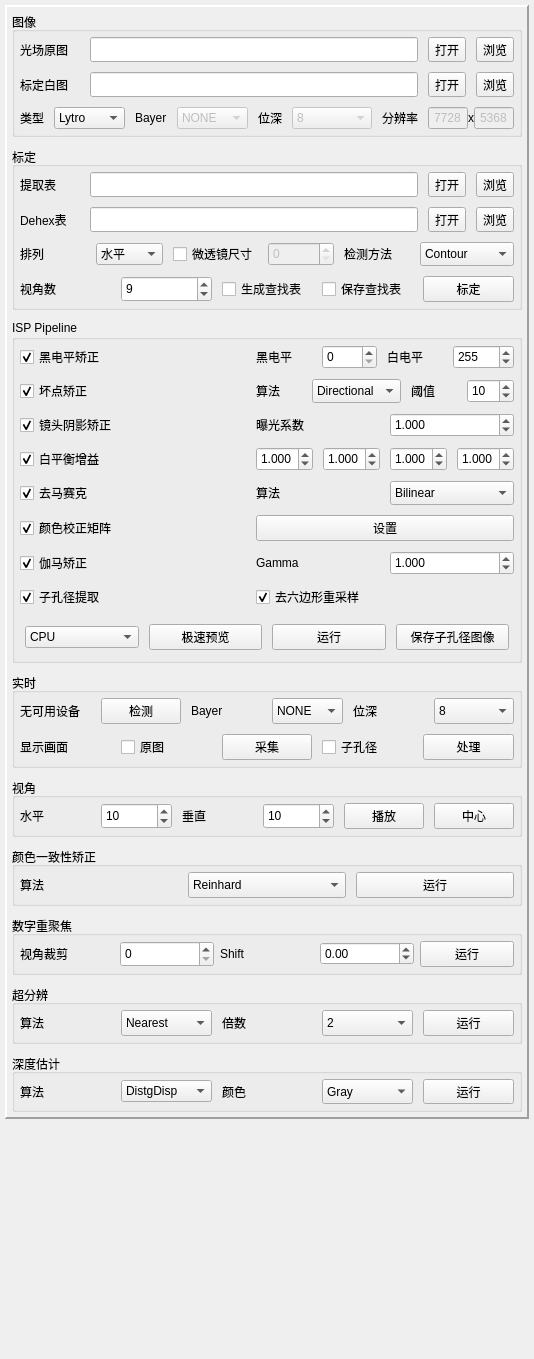
The window that ui/widgetcontrol.ui (632-8nm/LightFieldLab) describes before a commit, drawn with Qt 5.
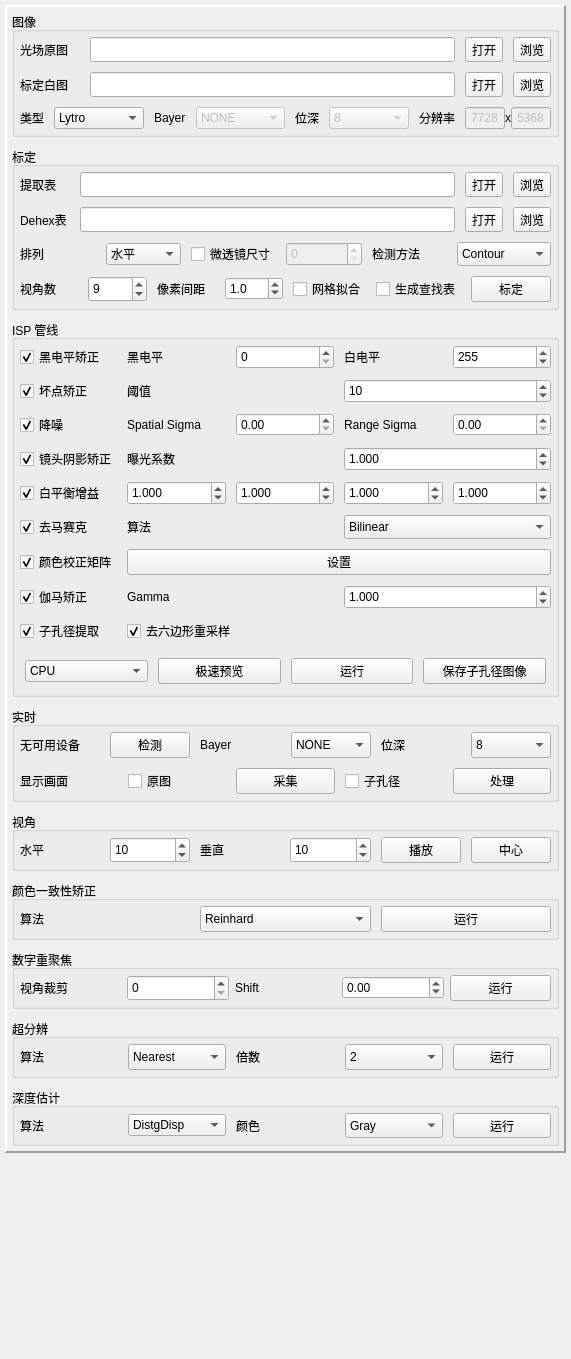
The same window after the commit.

Commit message:
feat: 重构微透镜标定核心算法并优化数据处理全链路
- 代码规范：更新 .clang-format 配置，行宽限制增至 120 并保持 Tab 缩进
- 算法重构：
  - CentroidsSort：移除 NaN，统一用 (-1,-1) 标记无效点，新增矩阵输出接口
  - HexGridFitter：适配 cv::Mat 接口，引入 RANSAC 鲁棒拟合并修正六边形偏移方向
- 标定优化：LFCalibrate 支持 space 参数与跳过拟合，优化 Extract/Dehex 映射生成
- 功能增强：
  - ColorMatcher：适配单通道图像，修复 Reinhard 算法数值截断逻辑
  - 系统模块：新增 nr.cu 降噪模块与 SaveSAI 接口，修复 LFCapture 相机打开逻辑

Diff of the .ui file:
```diff
--- a/ui/widgetcontrol.ui
+++ b/ui/widgetcontrol.ui
@@ -9,7 +9,7 @@
    <rect>
     <x>0</x>
     <y>0</y>
-    <width>534</width>
+    <width>571</width>
     <height>1359</height>
    </rect>
   </property>
@@ -536,7 +536,7 @@
           <number>5</number>
          </property>
          <item>
-          <layout class="QGridLayout" name="gridLayoutCali">
+          <layout class="QGridLayout" name="gridLayoutCali" columnstretch="0,1,0,0">
            <property name="leftMargin">
             <number>0</number>
            </property>
@@ -797,7 +797,7 @@
             <number>0</number>
            </property>
            <item>
-            <widget class="QLabel" name="label">
+            <widget class="QLabel" name="labelLUTViews">
              <property name="sizePolicy">
               <sizepolicy hsizetype="Minimum" vsizetype="Minimum">
                <horstretch>0</horstretch>
@@ -825,6 +825,42 @@
              </property>
             </widget>
            </item>
+           <item>
+            <widget class="QLabel" name="labelSpace">
+             <property name="text">
+              <string>像素间距</string>
+             </property>
+            </widget>
+           </item>
+           <item>
+            <widget class="QDoubleSpinBox" name="doubleSpinBoxSpace">
+             <property name="decimals">
+              <number>1</number>
+             </property>
+             <property name="maximum">
+              <double>5.000000000000000</double>
+             </property>
+             <property name="singleStep">
+              <double>0.100000000000000</double>
+             </property>
+             <property name="value">
+              <double>1.000000000000000</double>
+             </property>
+            </widget>
+           </item>
+           <item>
+            <widget class="QCheckBox" name="checkBoxHexGridFit">
+             <property name="sizePolicy">
+              <sizepolicy hsizetype="Minimum" vsizetype="Minimum">
+               <horstretch>0</horstretch>
+               <verstretch>0</verstretch>
+              </sizepolicy>
+             </property>
+             <property name="text">
+              <string>网格拟合</string>
+             </property>
+            </widget>
+           </item>
            <item>
             <widget class="QCheckBox" name="checkBoxGenLUT">
              <property name="text">
@@ -832,19 +868,6 @@
              </property>
             </widget>
            </item>
-           <item>
-            <widget class="QCheckBox" name="checkBoxSaveLUT">
-             <property name="sizePolicy">
-              <sizepolicy hsizetype="Minimum" vsizetype="Minimum">
-               <horstretch>0</horstretch>
-               <verstretch>0</verstretch>
-              </sizepolicy>
-             </property>
-             <property name="text">
-              <string>保存查找表</string>
-             </property>
-            </widget>
-           </item>
            <item>
             <widget class="QPushButton" name="btnCalibrate">
              <property name="sizePolicy">
@@ -872,7 +895,7 @@
          </sizepolicy>
         </property>
         <property name="title">
-         <string>ISP Pipeline</string>
+         <string>ISP 管线</string>
         </property>
         <layout class="QVBoxLayout" name="verticalLayoutProc">
          <property name="spacing">
@@ -891,7 +914,7 @@
           <number>5</number>
          </property>
          <item>
-          <layout class="QGridLayout" name="gridLayout" columnstretch="0,0" columnminimumwidth="0,0">
+          <layout class="QGridLayout" name="gridLayout" columnstretch="0,1" columnminimumwidth="0,0">
            <property name="sizeConstraint">
             <enum>QLayout::SizeConstraint::SetMinAndMaxSize</enum>
            </property>
@@ -907,81 +930,17 @@
            <property name="bottomMargin">
             <number>0</number>
            </property>
-           <item row="6" column="1">
-            <layout class="QHBoxLayout" name="horizontalLayoutGamma">
-             <item>
-              <widget class="QLabel" name="labelGamma">
-               <property name="sizePolicy">
-                <sizepolicy hsizetype="Minimum" vsizetype="Minimum">
-                 <horstretch>0</horstretch>
-                 <verstretch>0</verstretch>
-                </sizepolicy>
-               </property>
-               <property name="text">
-                <string>Gamma</string>
-               </property>
-               <property name="alignment">
-                <set>Qt::AlignmentFlag::AlignLeading|Qt::AlignmentFlag::AlignLeft|Qt::AlignmentFlag::AlignVCenter</set>
-               </property>
-              </widget>
-             </item>
-             <item>
-              <widget class="QDoubleSpinBox" name="doubleSpinBoxGamma">
-               <property name="sizePolicy">
-                <sizepolicy hsizetype="Minimum" vsizetype="Minimum">
-                 <horstretch>0</horstretch>
-                 <verstretch>0</verstretch>
-                </sizepolicy>
-               </property>
-               <property name="decimals">
-                <number>3</number>
-               </property>
-               <property name="maximum">
-                <double>10.000000000000000</double>
-               </property>
-               <property name="singleStep">
-                <double>0.001000000000000</double>
-               </property>
-               <property name="value">
-                <double>1.000000000000000</double>
-               </property>
-              </widget>
-             </item>
-            </layout>
-           </item>
-           <item row="5" column="0">
-            <widget class="QCheckBox" name="checkBoxCCM">
-             <property name="sizePolicy">
-              <sizepolicy hsizetype="Minimum" vsizetype="Minimum">
-               <horstretch>0</horstretch>
-               <verstretch>0</verstretch>
-              </sizepolicy>
-             </property>
+           <item row="2" column="0">
+            <widget class="QCheckBox" name="checkBoxNR">
              <property name="text">
-              <string>颜色校正矩阵</string>
+              <string>降噪</string>
              </property>
              <property name="checked">
               <bool>true</bool>
              </property>
             </widget>
            </item>
-           <item row="1" column="0">
-            <widget class="QCheckBox" name="checkBoxDPC">
-             <property name="sizePolicy">
-              <sizepolicy hsizetype="Minimum" vsizetype="Minimum">
-               <horstretch>0</horstretch>
-               <verstretch>0</verstretch>
-              </sizepolicy>
-             </property>
-             <property name="text">
-              <string>坏点矫正</string>
-             </property>
-             <property name="checked">
-              <bool>true</bool>
-             </property>
-            </widget>
-           </item>
-           <item row="3" column="1">
+           <item row="4" column="1">
             <layout class="QHBoxLayout" name="horizontalLayoutWB">
              <item>
               <widget class="QDoubleSpinBox" name="doubleSpinBoxGain0">
@@ -1073,144 +1032,7 @@
              </item>
             </layout>
            </item>
-           <item row="0" column="0">
-            <widget class="QCheckBox" name="checkBoxBLC">
-             <property name="sizePolicy">
-              <sizepolicy hsizetype="Minimum" vsizetype="Minimum">
-               <horstretch>0</horstretch>
-               <verstretch>0</verstretch>
-              </sizepolicy>
-             </property>
-             <property name="text">
-              <string>黑电平矫正</string>
-             </property>
-             <property name="checked">
-              <bool>true</bool>
-             </property>
-            </widget>
-           </item>
-           <item row="0" column="1">
-            <layout class="QHBoxLayout" name="horizontalLayoutBLC">
-             <item>
-              <widget class="QLabel" name="labelBL">
-               <property name="sizePolicy">
-                <sizepolicy hsizetype="Minimum" vsizetype="Minimum">
-                 <horstretch>0</horstretch>
-                 <verstretch>0</verstretch>
-                </sizepolicy>
-               </property>
-               <property name="text">
-                <string>黑电平</string>
-               </property>
-               <property name="alignment">
-                <set>Qt::AlignmentFlag::AlignLeading|Qt::AlignmentFlag::AlignLeft|Qt::AlignmentFlag::AlignVCenter</set>
-               </property>
-              </widget>
-             </item>
-             <item>
-              <widget class="QSpinBox" name="spinBoxBL">
-               <property name="sizePolicy">
-                <sizepolicy hsizetype="Minimum" vsizetype="Minimum">
-                 <horstretch>0</horstretch>
-                 <verstretch>0</verstretch>
-                </sizepolicy>
-               </property>
-               <property name="maximumSize">
-                <size>
-                 <width>16777215</width>
-                 <height>16777215</height>
-                </size>
-               </property>
-              </widget>
-             </item>
-             <item>
-              <widget class="QLabel" name="labelWL">
-               <property name="sizePolicy">
-                <sizepolicy hsizetype="Minimum" vsizetype="Minimum">
-                 <horstretch>0</horstretch>
-                 <verstretch>0</verstretch>
-                </sizepolicy>
-               </property>
-               <property name="text">
-                <string>白电平</string>
-               </property>
-               <property name="alignment">
-                <set>Qt::AlignmentFlag::AlignLeading|Qt::AlignmentFlag::AlignLeft|Qt::AlignmentFlag::AlignVCenter</set>
-               </property>
-              </widget>
-             </item>
-             <item>
-              <widget class="QSpinBox" name="spinBoxWL">
-               <property name="sizePolicy">
-                <sizepolicy hsizetype="Minimum" vsizetype="Minimum">
-                 <horstretch>0</horstretch>
-                 <verstretch>0</verstretch>
-                </sizepolicy>
-               </property>
-               <property name="maximum">
-                <number>65535</number>
-               </property>
-               <property name="value">
-                <number>255</number>
-               </property>
-              </widget>
-             </item>
-            </layout>
-           </item>
-           <item row="6" column="0">
-            <widget class="QCheckBox" name="checkBoxGamma">
-             <property name="sizePolicy">
-              <sizepolicy hsizetype="Minimum" vsizetype="Minimum">
-               <horstretch>0</horstretch>
-               <verstretch>0</verstretch>
-              </sizepolicy>
-             </property>
-             <property name="text">
-              <string>伽马矫正</string>
-             </property>
-             <property name="checked">
-              <bool>true</bool>
-             </property>
-            </widget>
-           </item>
            <item row="4" column="0">
-            <widget class="QCheckBox" name="checkBoxDemosaic">
-             <property name="sizePolicy">
-              <sizepolicy hsizetype="Minimum" vsizetype="Minimum">
-               <horstretch>0</horstretch>
-               <verstretch>0</verstretch>
-              </sizepolicy>
-             </property>
-             <property name="font">
-              <font>
-               <bold>false</bold>
-              </font>
-             </property>
-             <property name="text">
-              <string>去马赛克</string>
-             </property>
-             <property name="checked">
-              <bool>true</bool>
-             </property>
-            </widget>
-           </item>
-           <item row="2" column="0">
-            <widget class="QCheckBox" name="checkBoxLSC">
-             <property name="sizePolicy">
-              <sizepolicy hsizetype="Minimum" vsizetype="Minimum">
-               <horstretch>0</horstretch>
-               <verstretch>0</verstretch>
-              </sizepolicy>
-             </property>
-             <property name="text">
-              <string>镜头阴影矫正</string>
-             </property>
-             <property name="checked">
-              <bool>true</bool>
-             </property>
-            </widget>
-           </item>
-           <item row="3" column="0">
             <widget class="QCheckBox" name="checkBoxWB">
              <property name="sizePolicy">
               <sizepolicy hsizetype="Minimum" vsizetype="Minimum">
@@ -1226,70 +1048,7 @@
              </property>
             </widget>
            </item>
-           <item row="2" column="1">
-            <layout class="QHBoxLayout" name="horizontalLayoutLSC">
-             <item>
-              <widget class="QLabel" name="labelExp">
-               <property name="sizePolicy">
-                <sizepolicy hsizetype="Minimum" vsizetype="Minimum">
-                 <horstretch>0</horstretch>
-                 <verstretch>0</verstretch>
-                </sizepolicy>
-               </property>
-               <property name="text">
-                <string>曝光系数</string>
-               </property>
-               <property name="alignment">
-                <set>Qt::AlignmentFlag::AlignLeading|Qt::AlignmentFlag::AlignLeft|Qt::AlignmentFlag::AlignVCenter</set>
-               </property>
-              </widget>
-             </item>
-             <item>
-              <widget class="QDoubleSpinBox" name="doubleSpinBoxExpo">
-               <property name="sizePolicy">
-                <sizepolicy hsizetype="Minimum" vsizetype="Minimum">
-                 <horstretch>0</horstretch>
-                 <verstretch>0</verstretch>
-                </sizepolicy>
-               </property>
-               <property name="decimals">
-                <number>3</number>
-               </property>
-               <property name="maximum">
-                <double>5.000000000000000</double>
-               </property>
-               <property name="singleStep">
-                <double>0.001000000000000</double>
-               </property>
-               <property name="value">
-                <double>1.000000000000000</double>
-               </property>
-              </widget>
-             </item>
-            </layout>
-           </item>
-           <item row="7" column="0">
-            <widget class="QCheckBox" name="checkBoxExtract">
-             <property name="sizePolicy">
-              <sizepolicy hsizetype="Minimum" vsizetype="Minimum">
-               <horstretch>0</horstretch>
-               <verstretch>0</verstretch>
-              </sizepolicy>
-             </property>
-             <property name="font">
-              <font>
-               <bold>false</bold>
-              </font>
-             </property>
-             <property name="text">
-              <string>子孔径提取</string>
-             </property>
-             <property name="checked">
-              <bool>true</bool>
-             </property>
-            </widget>
-           </item>
-           <item row="5" column="1">
+           <item row="6" column="1">
             <layout class="QHBoxLayout" name="horizontalLayoutCCM">
              <item>
               <widget class="QPushButton" name="btnSetCCM">
@@ -1306,7 +1065,139 @@
              </item>
             </layout>
            </item>
-           <item row="7" column="1">
+           <item row="1" column="1">
+            <layout class="QHBoxLayout" name="horizontalLayout">
+             <item>
+              <widget class="QLabel" name="labelDPCThreshold">
+               <property name="sizePolicy">
+                <sizepolicy hsizetype="Minimum" vsizetype="Minimum">
+                 <horstretch>0</horstretch>
+                 <verstretch>0</verstretch>
+                </sizepolicy>
+               </property>
+               <property name="text">
+                <string>阈值</string>
+               </property>
+               <property name="alignment">
+                <set>Qt::AlignmentFlag::AlignLeading|Qt::AlignmentFlag::AlignLeft|Qt::AlignmentFlag::AlignVCenter</set>
+               </property>
+              </widget>
+             </item>
+             <item>
+              <widget class="QSpinBox" name="spinBoxThreshold">
+               <property name="sizePolicy">
+                <sizepolicy hsizetype="Minimum" vsizetype="Minimum">
+                 <horstretch>0</horstretch>
+                 <verstretch>0</verstretch>
+                </sizepolicy>
+               </property>
+               <property name="maximumSize">
+                <size>
+                 <width>16777215</width>
+                 <height>16777215</height>
+                </size>
+               </property>
+               <property name="maximum">
+                <number>500</number>
+               </property>
+               <property name="value">
+                <number>10</number>
+               </property>
+              </widget>
+             </item>
+            </layout>
+           </item>
+           <item row="8" column="0">
+            <widget class="QCheckBox" name="checkBoxExtract">
+             <property name="sizePolicy">
+              <sizepolicy hsizetype="Minimum" vsizetype="Minimum">
+               <horstretch>0</horstretch>
+               <verstretch>0</verstretch>
+              </sizepolicy>
+             </property>
+             <property name="font">
+              <font>
+               <bold>false</bold>
+              </font>
+             </property>
+             <property name="text">
+              <string>子孔径提取</string>
+             </property>
+             <property name="checked">
+              <bool>true</bool>
+             </property>
+            </widget>
+           </item>
+           <item row="7" column="0">
+            <widget class="QCheckBox" name="checkBoxGamma">
+             <property name="sizePolicy">
+              <sizepolicy hsizetype="Minimum" vsizetype="Minimum">
+               <horstretch>0</horstretch>
+               <verstretch>0</verstretch>
+              </sizepolicy>
+             </property>
+             <property name="text">
+              <string>伽马矫正</string>
+             </property>
+             <property name="checked">
+              <bool>true</bool>
+             </property>
+            </widget>
+           </item>
+           <item row="0" column="0">
+            <widget class="QCheckBox" name="checkBoxBLC">
+             <property name="sizePolicy">
+              <sizepolicy hsizetype="Minimum" vsizetype="Minimum">
+               <horstretch>0</horstretch>
+               <verstretch>0</verstretch>
+              </sizepolicy>
+             </property>
+             <property name="text">
+              <string>黑电平矫正</string>
+             </property>
+             <property name="checked">
+              <bool>true</bool>
+             </property>
+            </widget>
+           </item>
+           <item row="1" column="0">
+            <widget class="QCheckBox" name="checkBoxDPC">
+             <property name="sizePolicy">
+              <sizepolicy hsizetype="Minimum" vsizetype="Minimum">
+               <horstretch>0</horstretch>
+               <verstretch>0</verstretch>
+              </sizepolicy>
+             </property>
+             <property name="text">
+              <string>坏点矫正</string>
+             </property>
+             <property name="checked">
+              <bool>true</bool>
+             </property>
+            </widget>
+           </item>
+           <item row="5" column="0">
+            <widget class="QCheckBox" name="checkBoxDemosaic">
+             <property name="sizePolicy">
+              <sizepolicy hsizetype="Minimum" vsizetype="Minimum">
+               <horstretch>0</horstretch>
+               <verstretch>0</verstretch>
+              </sizepolicy>
+             </property>
+             <property name="font">
+              <font>
+               <bold>false</bold>
+              </font>
+             </property>
+             <property name="text">
+              <string>去马赛克</string>
+             </property>
+             <property name="checked">
+              <bool>true</bool>
+             </property>
+            </widget>
+           </item>
+           <item row="8" column="1">
             <layout class="QHBoxLayout" name="horizontalLayoutResample">
              <property name="leftMargin">
               <number>0</number>
@@ -1338,7 +1229,7 @@
              </item>
             </layout>
            </item>
-           <item row="4" column="1">
+           <item row="5" column="1">
             <layout class="QHBoxLayout" name="horizontalLayoutDemosaicAlgo">
              <item>
               <widget class="QLabel" name="labelDemosaicAlgo">
@@ -1388,10 +1279,10 @@
              </item>
             </layout>
            </item>
-           <item row="1" column="1">
-            <layout class="QHBoxLayout" name="horizontalLayout">
+           <item row="3" column="1">
+            <layout class="QHBoxLayout" name="horizontalLayoutLSC">
              <item>
-              <widget class="QLabel" name="labelDPCAlgo">
+              <widget class="QLabel" name="labelExp">
                <property name="sizePolicy">
                 <sizepolicy hsizetype="Minimum" vsizetype="Minimum">
                  <horstretch>0</horstretch>
@@ -1399,7 +1290,7 @@
                 </sizepolicy>
                </property>
                <property name="text">
-                <string>算法</string>
+                <string>曝光系数</string>
                </property>
                <property name="alignment">
                 <set>Qt::AlignmentFlag::AlignLeading|Qt::AlignmentFlag::AlignLeft|Qt::AlignmentFlag::AlignVCenter</set>
@@ -1407,27 +1298,33 @@
               </widget>
              </item>
              <item>
-              <widget class="QComboBox" name="comboBoxDPCAlgo">
+              <widget class="QDoubleSpinBox" name="doubleSpinBoxExpo">
                <property name="sizePolicy">
                 <sizepolicy hsizetype="Minimum" vsizetype="Minimum">
                  <horstretch>0</horstretch>
                  <verstretch>0</verstretch>
                 </sizepolicy>
                </property>
-               <item>
-                <property name="text">
-                 <string>Directional </string>
-                </property>
-               </item>
-               <item>
-                <property name="text">
-                 <string>2</string>
-                </property>
-               </item>
+               <property name="decimals">
+                <number>3</number>
+               </property>
+               <property name="maximum">
+                <double>5.000000000000000</double>
+               </property>
+               <property name="singleStep">
+                <double>0.001000000000000</double>
+               </property>
+               <property name="value">
+                <double>1.000000000000000</double>
+               </property>
               </widget>
              </item>
+            </layout>
+           </item>
+           <item row="0" column="1">
+            <layout class="QHBoxLayout" name="horizontalLayoutBLC">
              <item>
-              <widget class="QLabel" name="labelDPCThreshold">
+              <widget class="QLabel" name="labelBL">
                <property name="sizePolicy">
                 <sizepolicy hsizetype="Minimum" vsizetype="Minimum">
                  <horstretch>0</horstretch>
@@ -1435,7 +1332,7 @@
                 </sizepolicy>
                </property>
                <property name="text">
-                <string>阈值</string>
+                <string>黑电平</string>
                </property>
                <property name="alignment">
                 <set>Qt::AlignmentFlag::AlignLeading|Qt::AlignmentFlag::AlignLeft|Qt::AlignmentFlag::AlignVCenter</set>
@@ -1443,7 +1340,7 @@
               </widget>
              </item>
              <item>
-              <widget class="QSpinBox" name="spinBoxThreshold">
+              <widget class="QSpinBox" name="spinBoxBL">
                <property name="sizePolicy">
                 <sizepolicy hsizetype="Minimum" vsizetype="Minimum">
                  <horstretch>0</horstretch>
@@ -1456,11 +1353,149 @@
                  <height>16777215</height>
                 </size>
                </property>
+              </widget>
+             </item>
+             <item>
+              <widget class="QLabel" name="labelWL">
+               <property name="sizePolicy">
+                <sizepolicy hsizetype="Minimum" vsizetype="Minimum">
+                 <horstretch>0</horstretch>
+                 <verstretch>0</verstretch>
+                </sizepolicy>
+               </property>
+               <property name="text">
+                <string>白电平</string>
+               </property>
+               <property name="alignment">
+                <set>Qt::AlignmentFlag::AlignLeading|Qt::AlignmentFlag::AlignLeft|Qt::AlignmentFlag::AlignVCenter</set>
+               </property>
+              </widget>
+             </item>
+             <item>
+              <widget class="QSpinBox" name="spinBoxWL">
+               <property name="sizePolicy">
+                <sizepolicy hsizetype="Minimum" vsizetype="Minimum">
+                 <horstretch>0</horstretch>
+                 <verstretch>0</verstretch>
+                </sizepolicy>
+               </property>
                <property name="maximum">
-                <number>500</number>
+                <number>65535</number>
                </property>
                <property name="value">
-                <number>10</number>
+                <number>255</number>
+               </property>
+              </widget>
+             </item>
+            </layout>
+           </item>
+           <item row="3" column="0">
+            <widget class="QCheckBox" name="checkBoxLSC">
+             <property name="sizePolicy">
+              <sizepolicy hsizetype="Minimum" vsizetype="Minimum">
+               <horstretch>0</horstretch>
+               <verstretch>0</verstretch>
+              </sizepolicy>
+             </property>
+             <property name="text">
+              <string>镜头阴影矫正</string>
+             </property>
+             <property name="checked">
+              <bool>true</bool>
+             </property>
+            </widget>
+           </item>
+           <item row="7" column="1">
+            <layout class="QHBoxLayout" name="horizontalLayoutGamma">
+             <item>
+              <widget class="QLabel" name="labelGamma">
+               <property name="sizePolicy">
+                <sizepolicy hsizetype="Minimum" vsizetype="Minimum">
+                 <horstretch>0</horstretch>
+                 <verstretch>0</verstretch>
+                </sizepolicy>
+               </property>
+               <property name="text">
+                <string>Gamma</string>
+               </property>
+               <property name="alignment">
+                <set>Qt::AlignmentFlag::AlignLeading|Qt::AlignmentFlag::AlignLeft|Qt::AlignmentFlag::AlignVCenter</set>
+               </property>
+              </widget>
+             </item>
+             <item>
+              <widget class="QDoubleSpinBox" name="doubleSpinBoxGamma">
+               <property name="sizePolicy">
+                <sizepolicy hsizetype="Minimum" vsizetype="Minimum">
+                 <horstretch>0</horstretch>
+                 <verstretch>0</verstretch>
+                </sizepolicy>
+               </property>
+               <property name="decimals">
+                <number>3</number>
+               </property>
+               <property name="maximum">
+                <double>10.000000000000000</double>
+               </property>
+               <property name="singleStep">
+                <double>0.001000000000000</double>
+               </property>
+               <property name="value">
+                <double>1.000000000000000</double>
+               </property>
+              </widget>
+             </item>
+            </layout>
+           </item>
+           <item row="6" column="0">
+            <widget class="QCheckBox" name="checkBoxCCM">
+             <property name="sizePolicy">
+              <sizepolicy hsizetype="Minimum" vsizetype="Minimum">
+               <horstretch>0</horstretch>
+               <verstretch>0</verstretch>
+              </sizepolicy>
+             </property>
+             <property name="text">
+              <string>颜色校正矩阵</string>
+             </property>
+             <property name="checked">
+              <bool>true</bool>
+             </property>
+            </widget>
+           </item>
+           <item row="2" column="1">
+            <layout class="QHBoxLayout" name="horizontalLayoutNR">
+             <item>
+              <widget class="QLabel" name="label">
+               <property name="text">
+                <string>Spatial Sigma</string>
+               </property>
+              </widget>
+             </item>
+             <item>
+              <widget class="QDoubleSpinBox" name="doubleSpinBoxSigmaS">
+               <property name="maximum">
+                <double>10.000000000000000</double>
+               </property>
+               <property name="singleStep">
+                <double>0.010000000000000</double>
+               </property>
+              </widget>
+             </item>
+             <item>
+              <widget class="QLabel" name="label_2">
+               <property name="text">
+                <string>Range Sigma</string>
+               </property>
+              </widget>
+             </item>
+             <item>
+              <widget class="QDoubleSpinBox" name="doubleSpinBoxSigmaR">
+               <property name="maximum">
+                <double>50.000000000000000</double>
+               </property>
+               <property name="singleStep">
+                <double>0.010000000000000</double>
                </property>
               </widget>
              </item>
@@ -2078,7 +2113,7 @@
            <item>
             <widget class="QDoubleSpinBox" name="doubleSpinBoxRefocusShift">
              <property name="minimum">
-              <double>-10.000000000000000</double>
+              <double>-5.000000000000000</double>
              </property>
              <property name="maximum">
               <double>1.000000000000000</double>
```
The commit also changes 35 other files.
